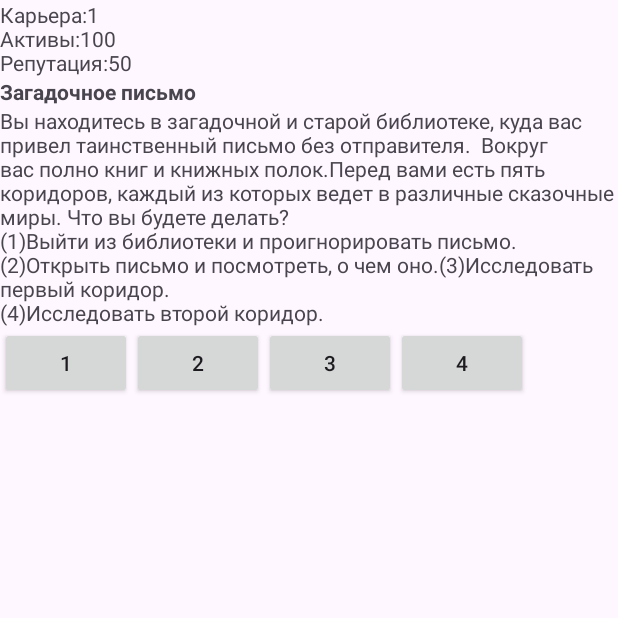
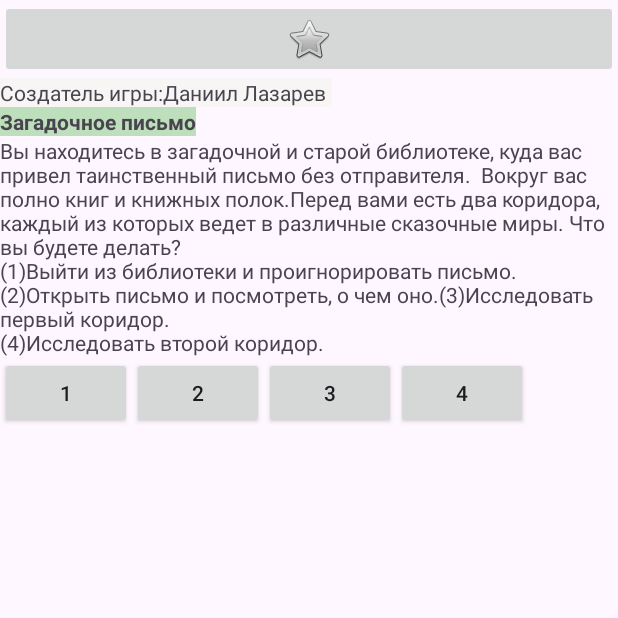
Before and after one commit to daniillazarev123/TextGame, an Android app: the screen it shows after launch (MainActivity), on a phone screen of 412 x 824 dp, the top half of it. Run offline under Robolectric (Android 15) with nearby library versions, the phone set to English and light mode, and no system bars.

Commit message:
Text Game

```diff
--- a/app/src/main/java/com/example/myapplication/Character.java
+++ b/app/src/main/java/com/example/myapplication/Character.java
@@ -2,13 +2,10 @@ package com.example.myapplication;
 
 public class Character {
     public int K;
-    public int A;
-    public int R;
+
     public String name;
     public Character(String name) {
-        K = 1;
-        A = 100;
-        R = 50;
+        K = 1 ;
         this.name = name;
     }
 }
--- a/app/src/main/java/com/example/myapplication/MainActivity.java
+++ b/app/src/main/java/com/example/myapplication/MainActivity.java
@@ -1,11 +1,14 @@
 package com.example.myapplication;
 
+import androidx.annotation.Nullable;
 import androidx.appcompat.app.AppCompatActivity;
 
 import android.os.Bundle;
+import android.os.PersistableBundle;
 import android.view.View;
 import android.widget.Button;
 import android.widget.EditText;
+import android.widget.ImageButton;
 import android.widget.LinearLayout;
 import android.widget.TextView;
 import android.widget.Toast;
@@ -49,13 +52,10 @@ public class MainActivity extends AppCompatActivity {
     private void updateStatus() {
         // не забываем обновить репутацию в соответствии с новым
         // состоянием дел
-        manager.A += story.current_situation.dA;
         manager.K += story.current_situation.dK;
-        manager.R += story.current_situation.dR;
         // выводим статус на форму
         ((TextView) findViewById(R.id.status)).
-                setText("Карьера:" + manager.K +
-                        "\nАктивы:" + manager.A + "\nРепутация:" + manager.R);
+                setText("Создатель игры:Даниил Лазарев ");
         // аналогично для заголовка и описания ситуации
         ((TextView) findViewById(R.id.title)).
                 setText(story.current_situation.subject);
@@ -64,7 +64,7 @@ public class MainActivity extends AppCompatActivity {
         ((LinearLayout) findViewById(R.id.layout)).removeAllViews();
         // размещаем кнопку для каждого варианта, который пользователь
         // может выбрать
-        for (int i = 0; i < story.current_situation.direction.length; i++) {
+        for (int i = 0; i < story.current_situation.direction.length;i++) {
             Button b = new Button(this);
             b.setText(Integer.toString(i + 1));
             final int buttonId = i;
@@ -86,4 +86,8 @@ public class MainActivity extends AppCompatActivity {
             ((LinearLayout) findViewById(R.id.layout)).addView(b);
         }
     }
+public void TextButtonClic(View view){
+        Toast.makeText(this , "✉\uFE0F " , Toast.LENGTH_LONG).show();
 }
+
+    }
--- a/app/src/main/java/com/example/myapplication/Story.java
+++ b/app/src/main/java/com/example/myapplication/Story.java
@@ -30,7 +30,7 @@ public class Story {
                 "Загадочное письмо",
                 "Вы находитесь в загадочной и старой библиотеке, куда вас привел таинственный письмо без отправителя. " +
                         " Вокруг вас полно книг и книжных полок." +
-                        "Перед вами есть пять коридоров, каждый из которых ведет в различные сказочные миры. Что вы будете делать?\n(1)Выйти из библиотеки и проигнорировать письмо." +
+                        "Перед вами есть два коридора, каждый из которых ведет в различные сказочные миры. Что вы будете делать?\n(1)Выйти из библиотеки и проигнорировать письмо." +
                         "(2)Открыть письмо и посмотреть, о чем оно." +
                         "(3)Исследовать первый коридор." +
                         "\n(4)Исследовать второй коридор." ,
@@ -39,7 +39,7 @@ public class Story {
                 "Вы вышли из библеотеки ",
                 "Вы вышли из библиотеки и проигнорировать письмо,  вы упустили возможность исследовать загадочные сказочные миры, которые могут быть за каждым из двух коридоров.  "
                         + " Лучше всего открыть письмо и посмотреть, о чем оно. Так вы сможете получить больше информации и решить, какой коридор исследовать.",
-                1, 0, -10, -10);
+                1, 0, 0, 0);
         start_story.direction[1] = new Situation(
                 "Вы открыли письмо,    " +
                         "",
@@ -47,39 +47,40 @@ public class Story {
                         " и начать исследование сказочных миров." +
                         "\n(1) Узнать инструкцию " +
                         "\n(2)Узнать почему вас пригласили сюда и что вы должны делать  " + "" ,
-                2, 1, 100, 0);
+                2, 15, 0, 0);
         start_story.direction[1].direction[0] = new Situation("Вы открыли инструкцию  ", " Вы открыли инструкцию но к сожелению все страницы были оборваны и вы " +
-                "ничего не смогли прочитать жаль(", 1, 10, 1000, 1000);
+                "ничего не смогли прочитать жаль(", 1, 0, 0, 0);
 
-        start_story.direction[1].direction[1] = new Situation("Вы начали внимательно читать пичьмо", "Вы узнали в песьме что вас пригласил маг (он увидел вас что то собенное  ) " +
-                "Вы должны найти этого мага он находиться за одной из дверей", 1, 10, 10, 12);
+        start_story.direction[1].direction[1] = new Situation("Вы начали внимательно читать письмо", "Вы узнали в песьме что вас пригласил маг (он увидел вас что то собенное  ) " +
+                "Вы должны найти этого мага он находиться за одной из дверей", 1, 0, 0, 0);
 
         start_story.direction[2] = new Situation(
                 "Вы Вошли в первый коридор ",
-                "В конце коридора была дверь и около коридора были развешены страшные картины \n(1)Открыть" +
+                "В конце коридора была дверь и около двери были развешены страшные картины \n(1)Открыть" +
                         "\n(2) Убежать пока не поздно " ,
-                2, 0, 50, 1);
+                2, 0, 0, 0);
         start_story.direction[2].direction[0] = new Situation("Вы окрыли дверь ", " Вы открыли дверь и увидели тьму , вы вошли как резко за вами захлопнулась дверь." +
                 "Вы начали осматривать и увидили свет и пошли на него , пока вы шли на него под вами провалился пол и вы проснулись . Вы долго не могли придти в себя после того что с вами произошло. ",
-                1, 10, 1000, 1000);
+                1, 0, 0, 0);
 
         start_story.direction[2].direction[1] = new Situation("Вы убежали  ", "Вы убежали и теперь всегда с вами чувсво того что надо было остаться но уже поздно надо было думать раньше  ",
-                1, 10, 1000, 1000);
+                1, 0, 0, 0);
         start_story.direction[3] = new Situation(
                 "Вы вошли во втрой коридор",
         "В конце коридора была дверь около двери , были множество разных цветов посаженых в горшки \n(1) Открыть" +
                 "\n(2)Осмотреть получше коридор и цветы" +
                 "\n(3) Убежать пока не поздно " ,
-        3 , 0 , 50 ,1);
+        3 , 0 , 0 ,0);
         start_story.direction[3].direction[0] = new Situation("Вы окрыли дверь ", " Вы открыли дверь и увидели сказочный мир и огромный замок , вы начали идти в замок как в друг вы подошли к дверям замка, и увидели замок на дверях " +
-                "вы не смогли его найти и ушли (Game over)  ",
-                1, 10, 1000, 1000);
+                "вы не смогли найти ключ и ушли в отчаине    ",
+                1, 0, 0, 0);
 
         start_story.direction[3].direction[1] = new Situation("Вы начали осматривать коридор и цветы   ", "Вы осмотрели коридор но ничего не нашли после чего вы начали осматривать цветы где нашли ключ ,вы открыли дверь и увидели сказочный мир и огромный замок , вы начали идти в замок как в друг вы подошли к дверям замка, и увидели замок на дверях вы вставили ключ " +
-                "который нашли в цветах .Вы открыли дверь и увидили мага который расказал для чего вы сюда прибыли , вы с ним поболтали и узнали много чего интересного  , после чего вы пошли домой (Game over) ",
-                1, 10, 1000, 1000);
-        start_story.direction[3].direction[2] = new Situation("Вы убежали  ", "Вы убежали и теперь всегда с вами чувсво того что надо было остаться но уже поздно надо было думать раньше (Game over) ",
-                1, 10, 1000, 1000);
+                "который нашли в цветах .Вы открыли дверь и увидили мага который расказал для чего вы сюда прибыли , вы с ним поболтали и узнали много чего интересного  , после чего вы пошли домой. " +
+                "Вы прошли игру я вас поздравляю(Game over)  ",
+                1, 0, 0, 0);
+        start_story.direction[3].direction[2] = new Situation("Вы убежали  ", "Вы убежали и теперь всегда с вами чувсво того что надо было остаться но уже поздно надо было думать раньше ) ",
+                1, 0, 0, 0);
         return start_story;
     }
 
--- a/app/src/main/res/layout/activity_main.xml
+++ b/app/src/main/res/layout/activity_main.xml
@@ -1,33 +1,45 @@
 <?xml version="1.0" encoding="utf-8"?>
 <LinearLayout xmlns:android="http://schemas.android.com/apk/res/android"
+    xmlns:app="http://schemas.android.com/apk/res-auto"
     xmlns:tools="http://schemas.android.com/tools"
     android:layout_width="match_parent"
     android:layout_height="match_parent"
     android:orientation="vertical"
     tools:context=".MainActivity">
 
+    <ImageButton
+        android:id="@+id/imageButton2"
+        android:onClick="TextButtonClic"
+        android:layout_width="match_parent"
+        android:layout_height="wrap_content"
+        android:src="@android:drawable/btn_star" />
+
     <TextView
+        android:id="@+id/status"
         android:layout_width="wrap_content"
         android:layout_height="wrap_content"
-        android:text="@string/status"
-        android:id="@+id/status"
-        />
+        android:background="#FFF0F0"
+        android:backgroundTint="#F8F5F5"
+        android:text="@string/status" />
+
     <TextView
+        android:id="@+id/title"
         android:layout_width="wrap_content"
         android:layout_height="wrap_content"
+        android:background="#BDDFBB"
         android:text="@string/title"
-        android:id="@+id/title"
-        android:textStyle="bold"
-        />
+        android:textStyle="bold" />
     <TextView
         android:layout_width="wrap_content"
         android:layout_height="wrap_content"
         android:text="@string/description"
         android:id="@+id/desc"
         />
+
     <LinearLayout
-        android:orientation="horizontal"
+        android:id="@+id/layout"
         android:layout_width="match_parent"
         android:layout_height="match_parent"
-        android:id="@+id/layout"/>
+        android:orientation="horizontal" />
+
 </LinearLayout>
--- a/app/src/main/res/values/colors.xml
+++ b/app/src/main/res/values/colors.xml
@@ -1,5 +1,5 @@
 <?xml version="1.0" encoding="utf-8"?>
 <resources>
-    <color name="black">#FF000000</color>
+    <color name="krasnui">#FF0000</color>
     <color name="white">#FFFFFFFF</color>
 </resources>
```
